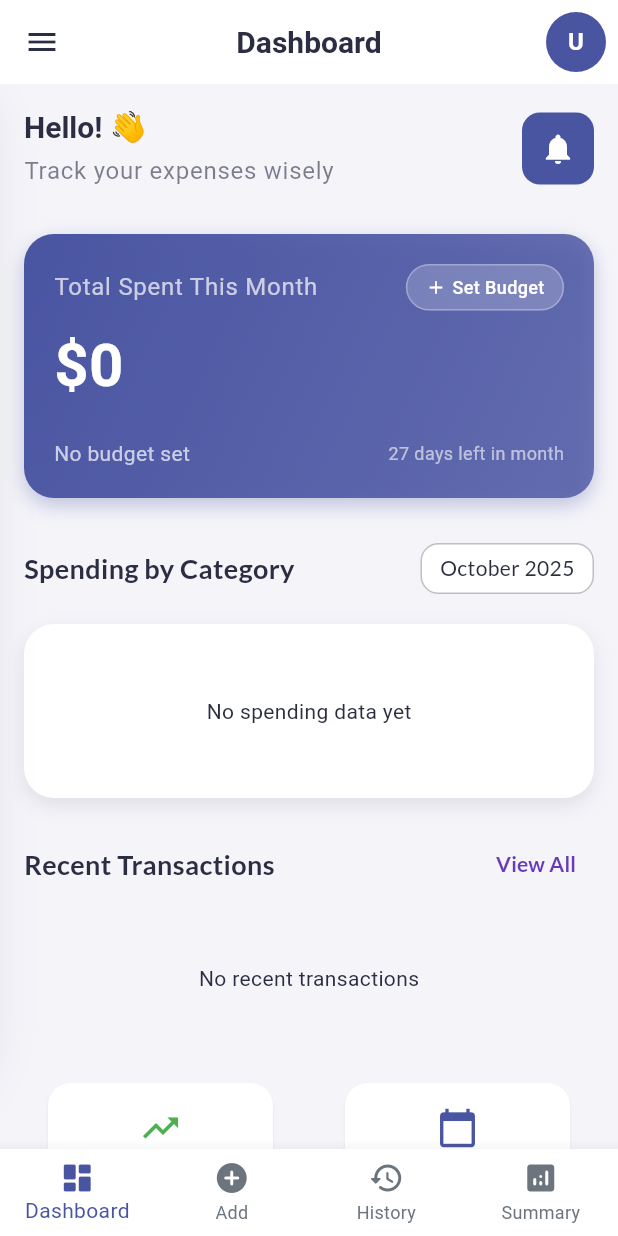
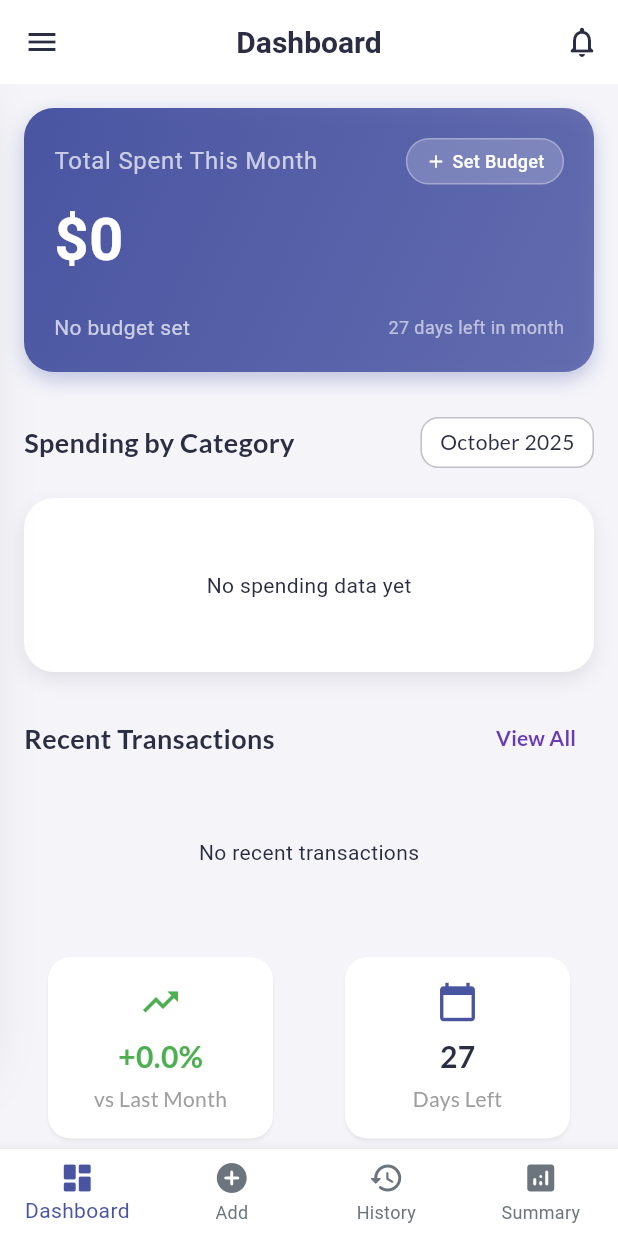
Before and after one commit to matthias22m/money-tracker-app, a Flutter app: the screen it shows once a user with an empty profile is signed in, on a phone screen of 412 x 824 dp. Run offline on Flutter 3.47's test engine with Material 3 defaults, Android fonts, the phone set to English and light mode, and no system bars; our stand-ins replace cloud_firestore, dio, firebase_auth, firebase_core, fl_chart, flutter_local_notifications and 7 more; missing offline and left inert: firebase_app_check; accounts and stored records are empty.

Commit message:
feat(notifications): integrate unread count badge in notifications icon

```diff
--- a/lib/main.dart
+++ b/lib/main.dart
@@ -8,7 +8,6 @@ import 'firebase_options.dart';
 // Imports from Milestone 2 and new auth screen
 import 'services/firebase_service.dart';
 import 'screens/auth/auth_screen.dart';
-import 'models/user_profile.dart';
 
 // Theme imports
 import 'core/theme/app_theme.dart';
@@ -30,6 +29,7 @@ import 'widgets/floating_sidebar.dart';
 
 // Notification service
 import 'services/notification_service.dart';
+import 'services/app_notification_service.dart';
 
 void main() async {
   WidgetsFlutterBinding.ensureInitialized();
@@ -253,51 +253,56 @@ class _MainAppScreenState extends State<MainAppScreen> {
         ),
         centerTitle: true,
         actions: [
-          Consumer<FirebaseService>(
-            builder: (context, firebaseService, child) {
-              return StreamBuilder<UserProfile?>(
-                stream: firebaseService.getProfileStream(),
-                builder: (context, profileSnapshot) {
-                  final profile = profileSnapshot.data;
-                  final user = firebaseService.auth.currentUser;
-
-                  return Container(
-                    margin: const EdgeInsets.all(8),
-                    child: GestureDetector(
-                      onTap: () {
-                        // Navigate to profile screen
+          // Notifications bell with unread count badge
+          Builder(
+            builder: (context) {
+              final appNotificationService = AppNotificationService();
+              return StreamBuilder<int>(
+                stream: appNotificationService.getUnreadCount(),
+                builder: (context, snapshot) {
+                  final unread = snapshot.data ?? 0;
+                  return IconButton(
+                    onPressed: () {
                       Navigator.push(
                         context,
                         MaterialPageRoute(
-                            builder: (context) => const ProfileScreen(),
+                          builder: (context) => const NotificationsScreen(),
                         ),
                       );
                     },
-                      child: CircleAvatar(
-                        radius: 20,
-                        backgroundColor: Theme.of(context).colorScheme.primary,
-                        backgroundImage: profile?.hasProfileImage == true
-                            ? NetworkImage(profile!.profileImageUrl!)
-                            : null,
-                        child: profile?.hasProfileImage == true
-                            ? null
-                            : Text(
-                                profile?.initials ??
-                                    (user?.displayName?.isNotEmpty == true
-                                        ? user!.displayName![0].toUpperCase()
-                                        : user?.email?.isNotEmpty == true
-                                        ? user!.email![0].toUpperCase()
-                                        : 'U'),
-                                style: TextStyle(
-                                  color: Theme.of(
-                                    context,
-                                  ).colorScheme.onPrimary,
+                    icon: Stack(
+                      clipBehavior: Clip.none,
+                      children: [
+                        const Icon(Icons.notifications_none_rounded),
+                        if (unread > 0)
+                          Positioned(
+                            right: -2,
+                            top: -2,
+                            child: Container(
+                              padding: const EdgeInsets.all(2),
+                              decoration: BoxDecoration(
+                                color: Colors.red,
+                                borderRadius: BorderRadius.circular(8),
+                              ),
+                              constraints: const BoxConstraints(
+                                minWidth: 16,
+                                minHeight: 16,
+                              ),
+                              child: Center(
+                                child: Text(
+                                  unread > 99 ? '99+' : '$unread',
+                                  style: const TextStyle(
+                                    color: Colors.white,
+                                    fontSize: 10,
                                     fontWeight: FontWeight.bold,
-                                  fontSize: 16,
                                   ),
                                 ),
                               ),
                             ),
+                          ),
+                      ],
+                    ),
+                    tooltip: 'Notifications',
                   );
                 },
               );
--- a/lib/screens/main_app/dashboard_screen.dart
+++ b/lib/screens/main_app/dashboard_screen.dart
@@ -87,8 +87,6 @@ class DashboardScreen extends StatelessWidget {
               child: Column(
                 crossAxisAlignment: CrossAxisAlignment.start,
                 children: [
-                  _buildHeader(firebaseService, context),
-                  const SizedBox(height: 30),
                   _buildTotalSpentCard(totalExpenses, context),
                   const SizedBox(height: 30),
                   _buildSpendingByCategory(
@@ -110,54 +108,7 @@ class DashboardScreen extends StatelessWidget {
     );
   }
 
-  // Header Widget: "Hello, Sarah!" and Add button
-  Widget _buildHeader(FirebaseService firebaseService, BuildContext context) {
-    return Row(
-      mainAxisAlignment: MainAxisAlignment.spaceBetween,
-      children: [
-        Column(
-          crossAxisAlignment: CrossAxisAlignment.start,
-          children: [
-            Text(
-              'Hello! 👋',
-              style: Theme.of(context).textTheme.headlineMedium,
-            ),
-            const SizedBox(height: 4),
-            Text(
-              'Track your expenses wisely',
-              style: Theme.of(context).textTheme.bodyLarge?.copyWith(
-                color: Theme.of(context).colorScheme.onSurface.withOpacity(0.6),
-              ),
-            ),
-          ],
-        ),
-        Container(
-          decoration: BoxDecoration(
-            color: Theme.of(context).colorScheme.primary,
-            borderRadius: BorderRadius.circular(12),
-          ),
-          child: IconButton(
-            icon: const Icon(Icons.notifications, color: Colors.white),
-            onPressed: () {
-              // You can add notifications functionality here
-              ScaffoldMessenger.of(context).showSnackBar(
-                SnackBar(
-                  content: Text(
-                    'Notifications coming soon!',
-                    style: GoogleFonts.lato(),
-                  ),
-                  behavior: SnackBarBehavior.floating,
-                  shape: RoundedRectangleBorder(
-                    borderRadius: BorderRadius.circular(10),
-                  ),
-                ),
-              );
-            },
-          ),
-        ),
-      ],
-    );
-  }
+  // (Header removed per requirement)
 
   // Total Spent Card Widget
   Widget _buildTotalSpentCard(double totalExpenses, BuildContext context) {
--- a/lib/screens/settings/settings_screen.dart
+++ b/lib/screens/settings/settings_screen.dart
@@ -498,7 +498,10 @@ class _SettingsScreenState extends State<SettingsScreen> {
 
   /// Build reminder card with toggle and time picker
   Widget _buildReminderCard(BuildContext context) {
-    return Card(
+    return Container(
+      margin: const EdgeInsets.only(bottom: 12),
+      child: Card(
+        margin: EdgeInsets.zero,
         elevation: 2,
         shape: RoundedRectangleBorder(borderRadius: BorderRadius.circular(16)),
         color: Theme.of(context).cardTheme.color,
@@ -592,7 +595,9 @@ class _SettingsScreenState extends State<SettingsScreen> {
                                 style: GoogleFonts.lato(
                                   fontSize: 14,
                                   fontWeight: FontWeight.w500,
-                                color: Theme.of(context).colorScheme.onSurface,
+                                  color: Theme.of(
+                                    context,
+                                  ).colorScheme.onSurface,
                                 ),
                               ),
                               const SizedBox(height: 2),
@@ -604,9 +609,8 @@ class _SettingsScreenState extends State<SettingsScreen> {
                                   fontSize: 16,
                                   color: _reminderTime != null
                                       ? Theme.of(context).colorScheme.primary
-                                    : Theme.of(
-                                        context,
-                                      ).colorScheme.onSurface.withOpacity(0.5),
+                                      : Theme.of(context).colorScheme.onSurface
+                                            .withOpacity(0.5),
                                 ),
                               ),
                             ],
@@ -625,6 +629,7 @@ class _SettingsScreenState extends State<SettingsScreen> {
                 ),
               ],
             ],
+          ),
         ),
       ),
     );
--- a/lib/widgets/floating_sidebar.dart
+++ b/lib/widgets/floating_sidebar.dart
@@ -305,12 +305,14 @@ class FloatingSidebar extends StatelessWidget {
 
           // Footer with sign out and app version
           Container(
-            padding: const EdgeInsets.fromLTRB(20, 16, 20, 20),
+            padding: const EdgeInsets.fromLTRB(0, 16, 0, 20),
             child: Column(
               children: [
                 _buildSignOutItem(context),
                 const SizedBox(height: 16),
-                Text(
+                Padding(
+                  padding: const EdgeInsets.symmetric(horizontal: 18),
+                  child: Text(
                     'Penni v1.0',
                     style: GoogleFonts.lato(
                       fontSize: 11,
@@ -319,6 +321,7 @@ class FloatingSidebar extends StatelessWidget {
                         context,
                       ).colorScheme.onSurface.withOpacity(0.5),
                       letterSpacing: 0.3,
+                    ),
                   ),
                 ),
               ],
```
Lines whose indentation alone changed are shown as unchanged.
